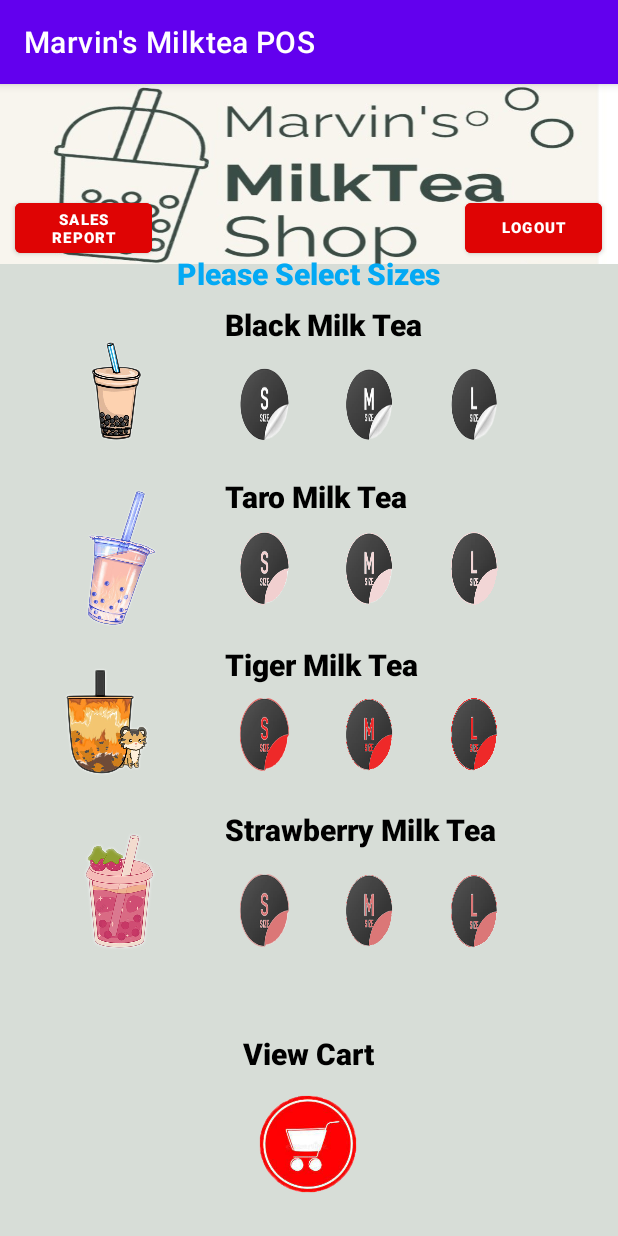
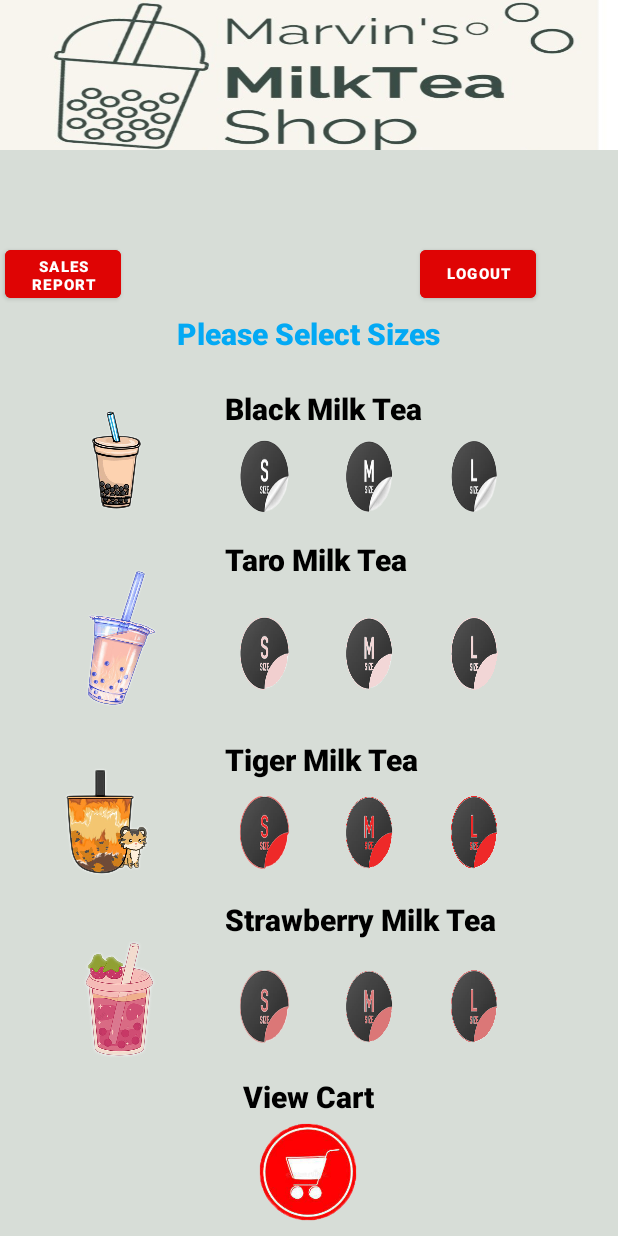
Before and after one commit to marloggg/milkteaPOS, an Android app: the productScreen screen opened directly, with no data from a screen before it, on a phone screen of 412 x 824 dp. Run offline under Robolectric (Android 15) with nearby library versions, the phone set to English and light mode, and no system bars.

Commit message:
MarvinPOS

```diff
--- a/app/src/main/java/com/example/marvinsmilkteapos/MainActivity.java
+++ b/app/src/main/java/com/example/marvinsmilkteapos/MainActivity.java
@@ -5,12 +5,14 @@ import androidx.appcompat.app.AppCompatActivity;
 import android.content.Intent;
 import android.os.Bundle;
 import android.os.Handler;
+import android.view.WindowManager;
 
 public class MainActivity extends AppCompatActivity {
 
     @Override
     protected void onCreate(Bundle savedInstanceState) {
         super.onCreate(savedInstanceState);
+        getWindow().setFlags(WindowManager.LayoutParams.FLAG_FULLSCREEN, WindowManager.LayoutParams.FLAG_FULLSCREEN);
         setContentView(R.layout.activity_main);
 
         new Handler().postDelayed(new Runnable() {
--- a/app/src/main/java/com/example/marvinsmilkteapos/Successfully.java
+++ b/app/src/main/java/com/example/marvinsmilkteapos/Successfully.java
@@ -5,6 +5,7 @@ import androidx.appcompat.app.AppCompatActivity;
 import android.content.Intent;
 import android.os.Bundle;
 import android.view.View;
+import android.view.WindowManager;
 import android.widget.Button;
 
 public class Successfully extends AppCompatActivity {
@@ -14,6 +15,7 @@ public class Successfully extends AppCompatActivity {
     @Override
     protected void onCreate(Bundle savedInstanceState) {
         super.onCreate(savedInstanceState);
+        getWindow().setFlags(WindowManager.LayoutParams.FLAG_FULLSCREEN, WindowManager.LayoutParams.FLAG_FULLSCREEN);
         setContentView(R.layout.activity_successfully);
 
 
--- a/app/src/main/java/com/example/marvinsmilkteapos/adminLogin.java
+++ b/app/src/main/java/com/example/marvinsmilkteapos/adminLogin.java
@@ -5,6 +5,7 @@ import androidx.appcompat.app.AppCompatActivity;
 import android.content.Intent;
 import android.os.Bundle;
 import android.view.View;
+import android.view.WindowManager;
 import android.widget.Button;
 import android.widget.EditText;
 import android.widget.Toast;
@@ -17,6 +18,7 @@ public class adminLogin extends AppCompatActivity {
     @Override
     protected void onCreate(Bundle savedInstanceState) {
         super.onCreate(savedInstanceState);
+        getWindow().setFlags(WindowManager.LayoutParams.FLAG_FULLSCREEN, WindowManager.LayoutParams.FLAG_FULLSCREEN);
         setContentView(R.layout.activity_admin_login);
 
         submit = (Button) findViewById(R.id.adminSubmitOwner);
--- a/app/src/main/java/com/example/marvinsmilkteapos/adminPage.java
+++ b/app/src/main/java/com/example/marvinsmilkteapos/adminPage.java
@@ -131,7 +131,7 @@ public class adminPage extends AppCompatActivity {
         if (!tv_from.getText().toString().equalsIgnoreCase("Date from:"))dateFrom2=tv_from.getText().toString();
         if (!tv_to.getText().toString().equalsIgnoreCase("Date to:"))dateTo2=tv_to.getText().toString();
 
-        Toast.makeText(getApplicationContext(), cashier2 +"--"+dateFrom2+"--"+dateTo2,Toast.LENGTH_LONG).show();
+        //Toast.makeText(getApplicationContext(), cashier2 +"--"+dateFrom2+"--"+dateTo2,Toast.LENGTH_LONG).show();
 
         if (!cashier2.equalsIgnoreCase("")&& !dateFrom2.equalsIgnoreCase("")&& !dateTo2.equalsIgnoreCase("")){
             DatabaseHelper db = new DatabaseHelper(getApplicationContext());
--- a/app/src/main/java/com/example/marvinsmilkteapos/productScreen.java
+++ b/app/src/main/java/com/example/marvinsmilkteapos/productScreen.java
@@ -22,10 +22,8 @@ public class productScreen extends AppCompatActivity {
     @Override
     protected void onCreate(Bundle savedInstanceState) {
         super.onCreate(savedInstanceState);
+        getWindow().setFlags(WindowManager.LayoutParams.FLAG_FULLSCREEN, WindowManager.LayoutParams.FLAG_FULLSCREEN);
         setContentView(R.layout.activity_product_screen);
-
-
-        getWindow().setFlags(WindowManager.LayoutParams.FLAG_FULLSCREEN, WindowManager.LayoutParams.FLAG_FULLSCREEN);
 
         buttonAddToCart = findViewById(R.id.buttonAddToCart);
         smallblack = findViewById(R.id.smallblack);
@@ -169,7 +167,7 @@ public class productScreen extends AppCompatActivity {
                         .setPositiveButton("Yes", new DialogInterface.OnClickListener() {
                             @Override
                             public void onClick(DialogInterface dialogInterface, int i) {
-                                Intent intent = new Intent(productScreen.this, cashierLogin.class);
+                                Intent intent = new Intent(productScreen.this, LoginPage.class);
                                 startActivity(intent);
                                 finish();
                                 DefaultData.cartList.clear();
--- a/app/src/main/res/layout/activity_admin_page.xml
+++ b/app/src/main/res/layout/activity_admin_page.xml
@@ -66,7 +66,7 @@
         android:layout_width="150dp"
         android:layout_height="38dp"
         android:layout_alignParentBottom="true"
-        android:layout_marginLeft="259dp"
+        android:layout_marginLeft="210dp"
         android:layout_marginBottom="490dp"
         android:background="#E3D4D4"
         android:text="Date to:"
--- a/app/src/main/res/layout/activity_product_screen.xml
+++ b/app/src/main/res/layout/activity_product_screen.xml
@@ -8,56 +8,77 @@
     android:background="#D7DDD7">
 
 
-        <ImageView
-            android:layout_width="wrap_content"
-            android:layout_height="120dp"
-            android:layout_centerHorizontal="true"
-            android:background="@drawable/upperlogo"/>
+    <ImageView
+        android:layout_width="wrap_content"
+        android:layout_height="100dp"
+        android:background="@drawable/upperlogo" />
 
+    <Button
+        android:id="@+id/logOut"
+        android:layout_width="77dp"
+        android:layout_height="44dp"
+        android:layout_alignParentBottom="true"
+        android:layout_marginLeft="280dp"
+        android:layout_marginBottom="619dp"
+        android:backgroundTint="#DF0404"
+        android:fontFamily="sans-serif-black"
+        android:text="LogOut"
+        android:textSize="10dp" />
 
+    <Button
+        android:id="@+id/button"
+        android:layout_width="77dp"
+        android:layout_height="44dp"
+        android:layout_alignParentBottom="true"
+        android:layout_marginLeft="3dp"
+        android:layout_marginBottom="619dp"
+        android:backgroundTint="#DF0404"
+        android:fontFamily="sans-serif-black"
+        android:text="Sales report"
+        android:textSize="10dp" />
+
+    <TextView
+        android:layout_width="wrap_content"
+        android:layout_height="wrap_content"
+        android:layout_alignParentBottom="true"
+        android:layout_centerHorizontal="true"
+        android:layout_marginLeft="150dp"
+        android:layout_marginBottom="588dp"
+        android:fontFamily="sans-serif-black"
+        android:text="Please Select Sizes"
+        android:textColor="#03A9F4"
+        android:textSize="20dp"
+        android:textStyle="bold" />
+
+    <ImageButton
+        android:id="@+id/largeblack"
+        android:layout_width="50dp"
+        android:layout_height="50dp"
+        android:layout_alignParentBottom="true"
+        android:layout_marginLeft="290dp"
+        android:layout_marginBottom="481dp"
+        android:background="@drawable/largesize" />
+
+    <ImageView
+        android:layout_width="115dp"
+        android:layout_height="128dp"
+        android:layout_alignParentBottom="true"
+        android:layout_marginLeft="20dp"
+        android:layout_marginBottom="450dp"
+        android:clickable="true"
+        app:srcCompat="@drawable/black_milk_tea" />
 
     <TextView
         android:layout_width="wrap_content"
         android:layout_height="wrap_content"
         android:layout_alignParentBottom="true"
         android:layout_marginLeft="150dp"
-        android:layout_marginBottom="594dp"
+        android:layout_marginBottom="538dp"
         android:fontFamily="sans-serif-black"
         android:text="Black Milk Tea"
         android:textColor="@color/black"
         android:textSize="20dp"
         android:textStyle="bold" />
-
-    <ImageView
-        android:layout_width="116dp"
-        android:layout_height="113dp"
-        android:layout_alignParentBottom="true"
-        android:layout_marginLeft="20dp"
-        android:layout_marginBottom="395dp"
-        android:clickable="true"
-        app:srcCompat="@drawable/taro_milk_tea" />
-
-    <TextView
-        android:layout_width="wrap_content"
-        android:layout_height="wrap_content"
-        android:layout_alignParentBottom="true"
-        android:layout_marginLeft="150dp"
-        android:layout_marginBottom="628dp"
-        android:fontFamily="sans-serif-black"
-        android:layout_centerHorizontal="true"
-        android:text="Please Select Sizes"
-        android:textColor="#03A9F4"
-        android:textSize="20dp"
-        android:textStyle="bold" />
-
-    <ImageView
-        android:layout_width="115dp"
-        android:layout_height="128dp"
-        android:layout_alignParentBottom="true"
-        android:layout_marginLeft="20dp"
-        android:layout_marginBottom="496dp"
-        android:clickable="true"
-        app:srcCompat="@drawable/black_milk_tea" />
 
     <ImageButton
         android:id="@+id/smallblack"
@@ -65,7 +86,7 @@
         android:layout_height="50dp"
         android:layout_alignParentBottom="true"
         android:layout_marginLeft="150dp"
-        android:layout_marginBottom="529dp"
+        android:layout_marginBottom="481dp"
         android:background="@drawable/smallsize" />
 
     <ImageButton
@@ -74,17 +95,136 @@
         android:layout_height="50dp"
         android:layout_alignParentBottom="true"
         android:layout_marginLeft="220dp"
-        android:layout_marginBottom="529dp"
+        android:layout_marginBottom="481dp"
         android:background="@drawable/mediumsize" />
 
     <ImageButton
-        android:id="@+id/largeblack"
+        android:id="@+id/largetiger"
         android:layout_width="50dp"
         android:layout_height="50dp"
         android:layout_alignParentBottom="true"
         android:layout_marginLeft="290dp"
-        android:layout_marginBottom="529dp"
-        android:background="@drawable/largesize" />
+        android:layout_marginBottom="244dp"
+        android:background="@drawable/largetiger" />
+
+    <ImageView
+        android:layout_width="90dp"
+        android:layout_height="135dp"
+        android:layout_alignParentBottom="true"
+        android:layout_marginLeft="20dp"
+        android:layout_marginBottom="201dp"
+        android:clickable="true"
+        app:srcCompat="@drawable/tiger_milktea" />
+
+    <TextView
+        android:layout_width="wrap_content"
+        android:layout_height="wrap_content"
+        android:layout_alignParentBottom="true"
+        android:layout_marginLeft="150dp"
+        android:layout_marginBottom="304dp"
+        android:fontFamily="sans-serif-black"
+        android:text="Tiger Milk Tea"
+        android:textColor="@color/black"
+        android:textSize="20dp"
+        android:textStyle="bold" />
+
+    <ImageButton
+        android:id="@+id/smalltiger"
+        android:layout_width="50dp"
+        android:layout_height="50dp"
+        android:layout_alignParentBottom="true"
+        android:layout_marginLeft="150dp"
+        android:layout_marginBottom="244dp"
+        android:background="@drawable/smalltiger" />
+
+    <ImageButton
+        android:id="@+id/mediumtiger"
+        android:layout_width="50dp"
+        android:layout_height="50dp"
+        android:layout_alignParentBottom="true"
+        android:layout_marginLeft="220dp"
+        android:layout_marginBottom="244dp"
+        android:background="@drawable/mediumtiger" />
+
+    <ImageView
+        android:layout_width="119dp"
+        android:layout_height="120dp"
+        android:layout_alignParentBottom="true"
+        android:layout_marginLeft="20dp"
+        android:layout_marginBottom="89dp"
+        android:clickable="true"
+        app:srcCompat="@drawable/strawberry" />
+
+    <ImageButton
+        android:id="@+id/smallstraw"
+        android:layout_width="50dp"
+        android:layout_height="50dp"
+        android:layout_alignParentBottom="true"
+        android:layout_marginLeft="150dp"
+        android:layout_marginBottom="128dp"
+        android:background="@drawable/smallstraw" />
+
+    <ImageButton
+        android:id="@+id/mediumstraw"
+        android:layout_width="50dp"
+        android:layout_height="50dp"
+        android:layout_alignParentBottom="true"
+        android:layout_marginLeft="220dp"
+        android:layout_marginBottom="128dp"
+        android:background="@drawable/mediumstraw" />
+
+    <ImageButton
+        android:id="@+id/largestraw"
+        android:layout_width="50dp"
+        android:layout_height="50dp"
+        android:layout_alignParentBottom="true"
+        android:layout_marginLeft="290dp"
+        android:layout_marginBottom="128dp"
+        android:background="@drawable/largestraw" />
+
+    <TextView
+        android:id="@+id/cart"
+        android:layout_width="wrap_content"
+        android:layout_height="wrap_content"
+        android:layout_alignParentBottom="true"
+        android:layout_centerHorizontal="true"
+        android:layout_marginBottom="79dp"
+        android:fontFamily="sans-serif-black"
+        android:text="View Cart"
+        android:textColor="@color/black"
+        android:textSize="20dp"
+        android:textStyle="bold" />
+
+    <ImageView
+        android:id="@+id/buttonAddToCart"
+        android:layout_width="73dp"
+        android:layout_height="72dp"
+        android:layout_alignParentBottom="true"
+        android:layout_centerHorizontal="true"
+        android:layout_marginLeft="20dp"
+        android:layout_marginBottom="5dp"
+        android:clickable="true"
+        android:onClick="buttonAddToCart"
+        app:srcCompat="@drawable/cart" />
+
+
+    <ImageButton
+        android:id="@+id/largetaro"
+        android:layout_width="50dp"
+        android:layout_height="50dp"
+        android:layout_alignParentBottom="true"
+        android:layout_marginLeft="290dp"
+        android:layout_marginBottom="363dp"
+        android:background="@drawable/largetaro" />
+
+    <ImageView
+        android:layout_width="116dp"
+        android:layout_height="113dp"
+        android:layout_alignParentBottom="true"
+        android:layout_marginLeft="20dp"
+        android:layout_marginBottom="342dp"
+        android:clickable="true"
+        app:srcCompat="@drawable/taro_milk_tea" />
 
     <ImageButton
         android:id="@+id/smalltaro"
@@ -92,7 +232,7 @@
         android:layout_height="50dp"
         android:layout_alignParentBottom="true"
         android:layout_marginLeft="150dp"
-        android:layout_marginBottom="420dp"
+        android:layout_marginBottom="363dp"
         android:background="@drawable/smalltaro" />
 
     <ImageButton
@@ -101,102 +241,17 @@
         android:layout_height="50dp"
         android:layout_alignParentBottom="true"
         android:layout_marginLeft="220dp"
-        android:layout_marginBottom="420dp"
+        android:layout_marginBottom="363dp"
         android:background="@drawable/mediumtaro" />
-
-    <ImageButton
-        android:id="@+id/largetaro"
-        android:layout_width="50dp"
-        android:layout_height="50dp"
-        android:layout_alignParentBottom="true"
-        android:layout_marginLeft="290dp"
-        android:layout_marginBottom="420dp"
-        android:background="@drawable/largetaro" />
-
-    <ImageButton
-        android:id="@+id/smalltiger"
-        android:layout_width="50dp"
-        android:layout_height="50dp"
-        android:layout_alignParentBottom="true"
-        android:layout_marginLeft="150dp"
-        android:layout_marginBottom="309dp"
-        android:background="@drawable/smalltiger" />
-
-    <ImageButton
-        android:id="@+id/mediumtiger"
-        android:layout_width="50dp"
-        android:layout_height="50dp"
-        android:layout_alignParentBottom="true"
-        android:layout_marginLeft="220dp"
-        android:layout_marginBottom="309dp"
-        android:background="@drawable/mediumtiger" />
-
-    <ImageButton
-        android:id="@+id/largetiger"
-        android:layout_width="50dp"
-        android:layout_height="50dp"
-        android:layout_alignParentBottom="true"
-        android:layout_marginLeft="290dp"
-        android:layout_marginBottom="309dp"
-        android:background="@drawable/largetiger" />
-
-    <ImageButton
-        android:id="@+id/smallstraw"
-        android:layout_width="50dp"
-        android:layout_height="50dp"
-        android:layout_alignParentBottom="true"
-        android:layout_marginLeft="150dp"
-        android:layout_marginBottom="192dp"
-        android:background="@drawable/smallstraw" />
-
-    <ImageButton
-        android:id="@+id/mediumstraw"
-        android:layout_width="50dp"
-        android:layout_height="50dp"
-        android:layout_alignParentBottom="true"
-        android:layout_marginLeft="220dp"
-        android:layout_marginBottom="192dp"
-        android:background="@drawable/mediumstraw" />
-
-    <ImageButton
-        android:id="@+id/largestraw"
-        android:layout_width="50dp"
-        android:layout_height="50dp"
-        android:layout_alignParentBottom="true"
-        android:layout_marginLeft="290dp"
-        android:layout_marginBottom="191dp"
-        android:background="@drawable/largestraw" />
 
     <TextView
         android:layout_width="wrap_content"
         android:layout_height="wrap_content"
         android:layout_alignParentBottom="true"
         android:layout_marginLeft="150dp"
-        android:layout_marginBottom="479dp"
+        android:layout_marginBottom="437dp"
         android:fontFamily="sans-serif-black"
         android:text="Taro Milk Tea"
-        android:textColor="@color/black"
-        android:textSize="20dp"
-        android:textStyle="bold" />
-
-
-    <ImageView
-        android:layout_width="90dp"
-        android:layout_height="135dp"
-        android:layout_alignParentBottom="true"
-        android:layout_marginLeft="20dp"
-        android:layout_marginBottom="268dp"
-        android:clickable="true"
-        app:srcCompat="@drawable/tiger_milktea" />
-
-    <TextView
-        android:layout_width="wrap_content"
-        android:layout_height="wrap_content"
-        android:layout_alignParentBottom="true"
-        android:layout_marginLeft="150dp"
-        android:layout_marginBottom="367dp"
-        android:fontFamily="sans-serif-black"
-        android:text="Tiger Milk Tea"
         android:textColor="@color/black"
         android:textSize="20dp"
         android:textStyle="bold" />
@@ -206,73 +261,12 @@
         android:layout_height="wrap_content"
         android:layout_alignParentBottom="true"
         android:layout_marginLeft="150dp"
-        android:layout_marginBottom="257dp"
+        android:layout_marginBottom="197dp"
         android:fontFamily="sans-serif-black"
         android:text="Strawberry Milk Tea"
         android:textColor="@color/black"
         android:textSize="20dp"
         android:textStyle="bold" />
 
-    <Button
-        android:id="@+id/button"
-        android:layout_width="91dp"
-        android:layout_height="45dp"
-        android:layout_alignParentBottom="true"
-        android:layout_marginLeft="10dp"
-        android:layout_marginBottom="649dp"
-        android:backgroundTint="#DF0404"
-        android:fontFamily="sans-serif-black"
-        android:text="Sales report"
-        android:textSize="10dp" />
-
-        <Button
-            android:id="@+id/logOut"
-            android:layout_width="91dp"
-            android:layout_height="45dp"
-            android:layout_alignParentBottom="true"
-            android:layout_marginLeft="310dp"
-            android:layout_marginBottom="649dp"
-            android:backgroundTint="#DF0404"
-            android:fontFamily="sans-serif-black"
-            android:text="LogOut"
-            android:textSize="10dp" />
-
-
-    <ImageView
-        android:layout_width="119dp"
-        android:layout_height="120dp"
-        android:layout_alignParentBottom="true"
-        android:layout_marginLeft="20dp"
-        android:layout_marginBottom="161dp"
-        android:clickable="true"
-        app:srcCompat="@drawable/strawberry" />
-
-    <ImageView
-        android:id="@+id/buttonAddToCart"
-        android:layout_width="73dp"
-        android:layout_height="72dp"
-        android:layout_alignParentBottom="true"
-        android:layout_centerHorizontal="true"
-        android:layout_marginLeft="20dp"
-        android:layout_marginBottom="24dp"
-        android:clickable="true"
-        android:onClick="buttonAddToCart"
-        app:srcCompat="@drawable/cart" />
-
-    <TextView
-        android:id="@+id/cart"
-        android:layout_width="wrap_content"
-        android:layout_height="wrap_content"
-        android:layout_alignParentBottom="true"
-        android:layout_marginBottom="108dp"
-        android:layout_centerHorizontal="true"
-        android:fontFamily="sans-serif-black"
-        android:text="View Cart"
-        android:textColor="@color/black"
-        android:textSize="20dp"
-        android:textStyle="bold" />
-
-
-
 
 </RelativeLayout>
--- a/app/src/main/res/layout/activity_sales_cashier.xml
+++ b/app/src/main/res/layout/activity_sales_cashier.xml
@@ -66,7 +66,7 @@
         android:layout_width="150dp"
         android:layout_height="38dp"
         android:layout_alignParentBottom="true"
-        android:layout_marginLeft="259dp"
+        android:layout_marginLeft="210dp"
         android:layout_marginBottom="490dp"
         android:background="#E3D4D4"
         android:text="Date to:"
--- a/app/src/main/res/layout/cart_item.xml
+++ b/app/src/main/res/layout/cart_item.xml
@@ -9,13 +9,14 @@
         android:layout_height="wrap_content"
         android:orientation="horizontal" android:padding="5dp">
         <TextView
-            android:layout_width="110dp"
+            android:layout_width="90dp"
             android:layout_height="wrap_content"
             android:textStyle="bold"
             android:id="@+id/productSize"/>
         <TextView
             android:layout_width="30dp"
             android:layout_height="wrap_content"
+            android:gravity="left"
             android:id="@+id/productQuantity"/>
         <TextView
             android:layout_width="50dp"
--- a/app/src/main/res/values-night/themes.xml
+++ b/app/src/main/res/values-night/themes.xml
@@ -1,6 +1,6 @@
 <resources xmlns:tools="http://schemas.android.com/tools">
     <!-- Base application theme. -->
-    <style name="Theme.MarvinsMilkteaPOS" parent="Theme.MaterialComponents.DayNight.DarkActionBar">
+    <style name="Theme.MarvinsMilkteaPOS" parent="Theme.MaterialComponents.DayNight.NoActionBar">
         <!-- Primary brand color. -->
         <item name="colorPrimary">@color/purple_200</item>
         <item name="colorPrimaryVariant">@color/purple_700</item>
--- a/app/src/main/res/values/themes.xml
+++ b/app/src/main/res/values/themes.xml
@@ -1,6 +1,6 @@
 <resources xmlns:tools="http://schemas.android.com/tools">
     <!-- Base application theme. -->
-    <style name="Theme.MarvinsMilkteaPOS" parent="Theme.MaterialComponents.DayNight.DarkActionBar">
+    <style name="Theme.MarvinsMilkteaPOS" parent="Theme.MaterialComponents.DayNight.NoActionBar">
         <!-- Primary brand color. -->
         <item name="colorPrimary">@color/purple_500</item>
         <item name="colorPrimaryVariant">@color/purple_700</item>
```
Also changed, not shown: app/src/main/res/layout/activity_cart_list.xml (+103 -102 lines), app/src/main/res/layout/activity_login_page.xml (+13 -4 lines), app/src/main/res/layout/activity_quantity.xml (+7 -8 lines), app/src/main/res/layout/activity_successfully.xml (+18 -18 lines).
